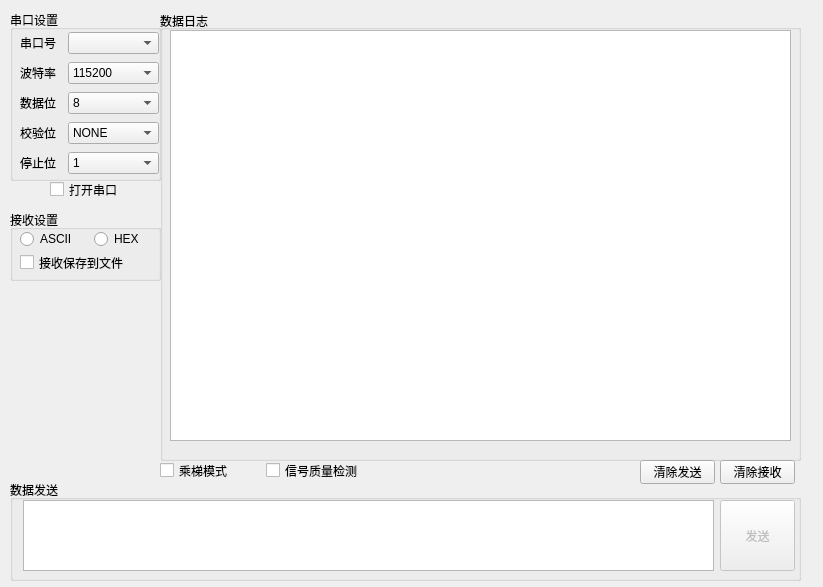
This is mainwindow.ui in 519984307/myQTserialWin as Qt 5 draws it before an edit. The edited form follows.
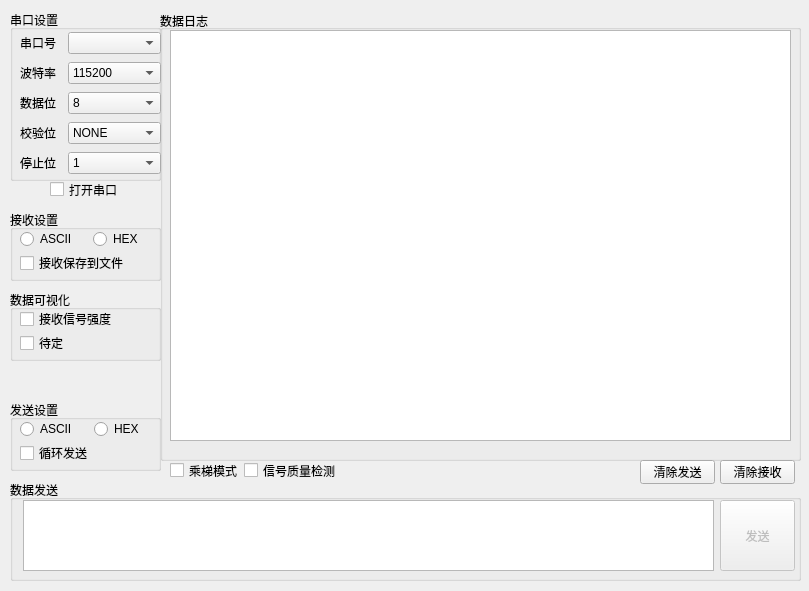
This is the edited form.

Commit message: 1.优化lora接收质量图,新增楼层变化曲线. 2.调整代码结构.

```diff
--- a/mainwindow.ui
+++ b/mainwindow.ui
@@ -6,8 +6,8 @@
    <rect>
     <x>0</x>
     <y>0</y>
-    <width>823</width>
-    <height>587</height>
+    <width>809</width>
+    <height>591</height>
    </rect>
   </property>
   <property name="windowTitle">
@@ -96,7 +96,7 @@
       <rect>
        <x>10</x>
        <y>20</y>
-       <width>139</width>
+       <width>141</width>
        <height>148</height>
       </rect>
      </property>
@@ -318,9 +318,9 @@
    <widget class="QWidget" name="horizontalLayoutWidget_2">
     <property name="geometry">
      <rect>
-      <x>160</x>
+      <x>170</x>
       <y>460</y>
-      <width>211</width>
+      <width>171</width>
       <height>21</height>
      </rect>
     </property>
@@ -367,6 +367,9 @@
     </property>
    </widget>
    <widget class="QGroupBox" name="groupBox">
+    <property name="enabled">
+     <bool>true</bool>
+    </property>
     <property name="geometry">
      <rect>
       <x>10</x>
@@ -384,12 +387,15 @@
        <x>10</x>
        <y>20</y>
        <width>141</width>
-       <height>41</height>
+       <height>42</height>
       </rect>
      </property>
      <layout class="QVBoxLayout" name="verticalLayout_3">
       <item>
        <layout class="QHBoxLayout" name="horizontalLayout_6">
+        <property name="spacing">
+         <number>4</number>
+        </property>
         <item>
          <widget class="QRadioButton" name="rx_ascii">
           <property name="text">
@@ -416,6 +422,95 @@
      </layout>
     </widget>
    </widget>
+   <widget class="QGroupBox" name="groupBox_2">
+    <property name="geometry">
+     <rect>
+      <x>10</x>
+      <y>400</y>
+      <width>151</width>
+      <height>71</height>
+     </rect>
+    </property>
+    <property name="title">
+     <string>发送设置</string>
+    </property>
+    <widget class="QWidget" name="verticalLayoutWidget_3">
+     <property name="geometry">
+      <rect>
+       <x>10</x>
+       <y>20</y>
+       <width>141</width>
+       <height>42</height>
+      </rect>
+     </property>
+     <layout class="QVBoxLayout" name="verticalLayout_4">
+      <item>
+       <layout class="QHBoxLayout" name="horizontalLayout_8">
+        <item>
+         <widget class="QRadioButton" name="send_ascii">
+          <property name="text">
+           <string>ASCII</string>
+          </property>
+         </widget>
+        </item>
+        <item>
+         <widget class="QRadioButton" name="send_hex">
+          <property name="text">
+           <string>HEX</string>
+          </property>
+         </widget>
+        </item>
+       </layout>
+      </item>
+      <item>
+       <widget class="QCheckBox" name="send_circle">
+        <property name="text">
+         <string>循环发送</string>
+        </property>
+       </widget>
+      </item>
+     </layout>
+    </widget>
+   </widget>
+   <widget class="QGroupBox" name="groupBox_3">
+    <property name="geometry">
+     <rect>
+      <x>10</x>
+      <y>290</y>
+      <width>151</width>
+      <height>71</height>
+     </rect>
+    </property>
+    <property name="title">
+     <string>数据可视化</string>
+    </property>
+    <widget class="QWidget" name="verticalLayoutWidget_4">
+     <property name="geometry">
+      <rect>
+       <x>10</x>
+       <y>20</y>
+       <width>141</width>
+       <height>42</height>
+      </rect>
+     </property>
+     <layout class="QVBoxLayout" name="verticalLayout_5">
+      <item>
+       <widget class="QCheckBox" name="signal_quality_button">
+        <property name="text">
+         <string>接收信号强度</string>
+        </property>
+       </widget>
+      </item>
+      <item>
+       <widget class="QCheckBox" name="send_circle_2">
+        <property name="text">
+         <string>待定</string>
+        </property>
+       </widget>
+      </item>
+     </layout>
+    </widget>
+   </widget>
   </widget>
  </widget>
  <resources/>
```
The commit also changes 5 other files.
